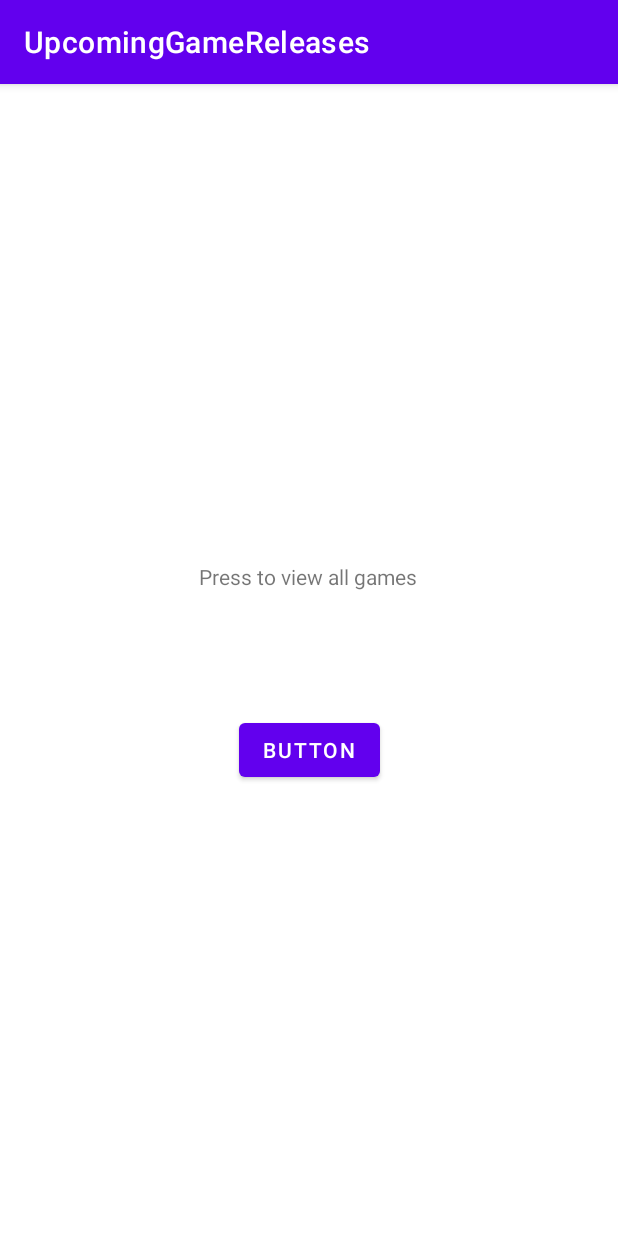
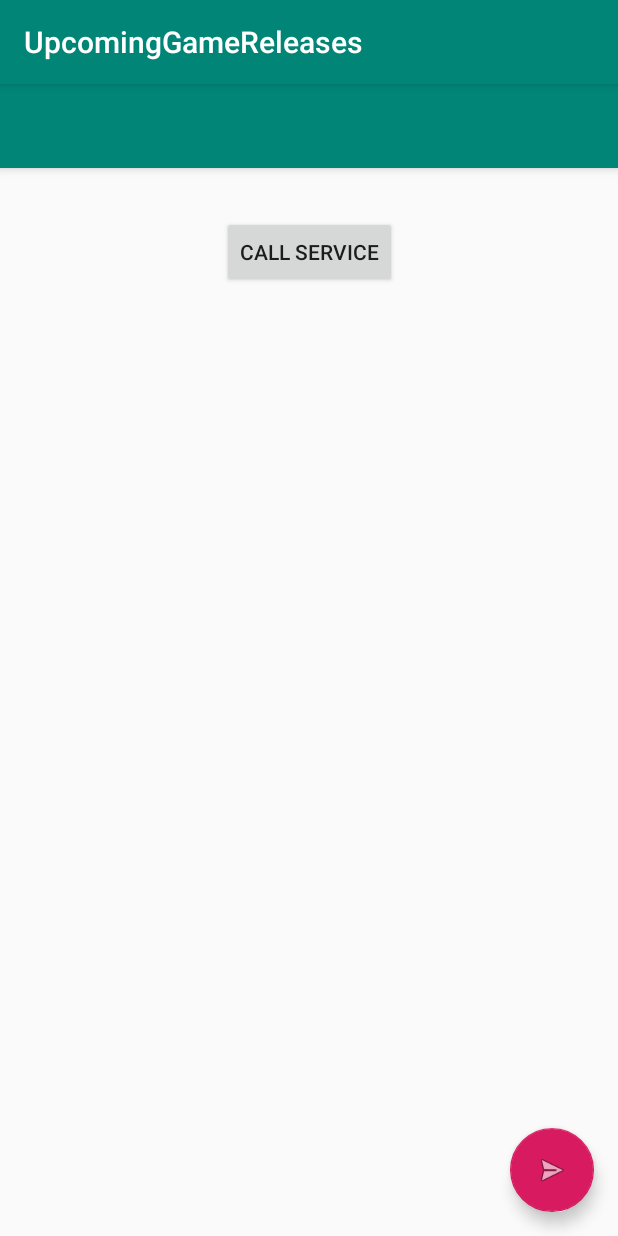
Before and after one commit to carney93/EADCA2_Android, an Android app: the screen it shows after launch (MainActivity), on a phone screen of 412 x 824 dp. Run offline under Robolectric (Android 15) with nearby library versions, the phone set to English and light mode, and no system bars; our stand-ins replace Volley.

```diff
--- a/app/build.gradle
+++ b/app/build.gradle
@@ -29,7 +29,8 @@ android {
 }
 
 dependencies {
-
+    implementation 'com.android.volley:volley:1.1.1'
+    implementation 'com.google.code.gson:gson:2.8.6'
     implementation 'androidx.appcompat:appcompat:1.2.0'
     implementation 'com.google.android.material:material:1.3.0'
     implementation 'androidx.constraintlayout:constraintlayout:2.0.4'
--- a/app/src/main/AndroidManifest.xml
+++ b/app/src/main/AndroidManifest.xml
@@ -1,6 +1,9 @@
 <?xml version="1.0" encoding="utf-8"?>
 <manifest xmlns:android="http://schemas.android.com/apk/res/android"
     package="com.example.upcominggamereleases">
+    <uses-permission
+        android:name="android.permission.INTERNET">
+    </uses-permission>
 
     <application
         android:allowBackup="true"
@@ -8,7 +11,7 @@
         android:label="@string/app_name"
         android:roundIcon="@mipmap/ic_launcher_round"
         android:supportsRtl="true"
-        android:theme="@style/Theme.UpcomingGameReleases">
+        android:theme="@style/AppTheme">
         <activity android:name=".MainActivity">
             <intent-filter>
                 <action android:name="android.intent.action.MAIN" />
@@ -18,4 +21,5 @@
         </activity>
     </application>
 
+
 </manifest>
--- a/app/src/main/res/layout/activity_main.xml
+++ b/app/src/main/res/layout/activity_main.xml
@@ -1,60 +1,33 @@
 <?xml version="1.0" encoding="utf-8"?>
-<androidx.constraintlayout.widget.ConstraintLayout xmlns:android="http://schemas.android.com/apk/res/android"
+<androidx.coordinatorlayout.widget.CoordinatorLayout xmlns:android="http://schemas.android.com/apk/res/android"
     xmlns:app="http://schemas.android.com/apk/res-auto"
     xmlns:tools="http://schemas.android.com/tools"
     android:layout_width="match_parent"
     android:layout_height="match_parent"
     tools:context=".MainActivity">
 
-    <TextView
-        android:id="@+id/hello_text"
+    <com.google.android.material.appbar.AppBarLayout
+        android:layout_width="match_parent"
+        android:layout_height="wrap_content"
+        android:theme="@style/AppTheme.AppBarOverlay">
+
+        <androidx.appcompat.widget.Toolbar
+            android:id="@+id/toolbar"
+            android:layout_width="match_parent"
+            android:layout_height="?attr/actionBarSize"
+            android:background="?attr/colorPrimary"
+            app:popupTheme="@style/AppTheme.PopupOverlay" />
+
+    </com.google.android.material.appbar.AppBarLayout>
+
+    <include layout="@layout/content_main" />
+
+    <com.google.android.material.floatingactionbutton.FloatingActionButton
+        android:id="@+id/fab"
         android:layout_width="wrap_content"
         android:layout_height="wrap_content"
-        android:text="@string/hello_text"
-        app:layout_constraintBottom_toBottomOf="parent"
-        app:layout_constraintHorizontal_bias="0.498"
-        app:layout_constraintLeft_toLeftOf="parent"
-        app:layout_constraintRight_toRightOf="parent"
-        app:layout_constraintTop_toTopOf="parent"
-        app:layout_constraintVertical_bias="0.426" />
+        android:layout_gravity="bottom|end"
+        android:layout_margin="@dimen/fab_margin"
+        app:srcCompat="@android:drawable/ic_menu_send" />
 
-    <Button
-        android:id="@+id/button1"
-        android:layout_width="wrap_content"
-        android:layout_height="wrap_content"
-        android:layout_marginTop="68dp"
-        android:onClick="showAllGames"
-        android:text="Button"
-        app:layout_constraintBottom_toBottomOf="parent"
-        app:layout_constraintEnd_toEndOf="parent"
-        app:layout_constraintStart_toStartOf="parent"
-        app:layout_constraintTop_toBottomOf="@+id/hello_text"
-        app:layout_constraintVertical_bias="0.044" />
-
-    <TableLayout
-        android:id="@+id/table1"
-        android:layout_width="match_parent"
-        android:layout_height="match_parent"
-        app:layout_constraintBottom_toBottomOf="parent"
-        app:layout_constraintStart_toStartOf="parent"
-        app:layout_constraintTop_toBottomOf="@+id/hello_text"
-        app:layout_constraintVertical_bias="1.0">
-
-        <TableRow
-            android:layout_width="match_parent"
-            android:layout_height="match_parent" />
-
-        <TableRow
-            android:layout_width="match_parent"
-            android:layout_height="match_parent" />
-
-        <TableRow
-            android:layout_width="match_parent"
-            android:layout_height="match_parent" />
-
-        <TableRow
-            android:layout_width="match_parent"
-            android:layout_height="match_parent" />
-    </TableLayout>
-
-</androidx.constraintlayout.widget.ConstraintLayout>
+</androidx.coordinatorlayout.widget.CoordinatorLayout>
--- /dev/null
+++ b/app/src/main/res/layout/content_main.xml
@@ -0,0 +1,46 @@
+<?xml version="1.0" encoding="utf-8"?>
+<androidx.constraintlayout.widget.ConstraintLayout xmlns:android="http://schemas.android.com/apk/res/android"
+    xmlns:app="http://schemas.android.com/apk/res-auto"
+    xmlns:tools="http://schemas.android.com/tools"
+    android:layout_width="match_parent"
+    android:layout_height="match_parent"
+    app:layout_behavior="@string/appbar_scrolling_view_behavior"
+    tools:context=".MainActivity"
+    tools:showIn="@layout/activity_main">
+
+    <Button
+        android:id="@+id/callServiceButton"
+        android:layout_width="wrap_content"
+        android:layout_height="wrap_content"
+        android:layout_alignParentTop="true"
+        android:layout_centerHorizontal="true"
+        android:layout_marginTop="32dp"
+        android:nestedScrollingEnabled="true"
+        android:onClick="callService"
+        android:text="@string/call_button_text"
+        app:layout_constraintLeft_toLeftOf="parent"
+        app:layout_constraintRight_toRightOf="parent"
+        app:layout_constraintTop_toTopOf="parent" />
+
+    <TextView
+        android:id="@+id/outputTextView"
+        android:layout_width="wrap_content"
+        android:layout_height="wrap_content"
+        android:layout_below="@+id/callServiceButton"
+        android:layout_centerHorizontal="true"
+        android:layout_marginBottom="8dp"
+        android:layout_marginEnd="8dp"
+        android:layout_marginRight="132dp"
+        android:layout_marginStart="4dp"
+        android:layout_marginTop="32dp"
+        android:text=""
+        app:layout_constraintBottom_toBottomOf="parent"
+        app:layout_constraintEnd_toEndOf="parent"
+        app:layout_constraintHorizontal_bias="0.509"
+        app:layout_constraintRight_toRightOf="parent"
+        app:layout_constraintStart_toStartOf="parent"
+        app:layout_constraintTop_toBottomOf="@+id/callServiceButton"
+        app:layout_constraintVertical_bias="0.0"
+        android:layout_marginLeft="4dp" />
+
+</androidx.constraintlayout.widget.ConstraintLayout>
--- /dev/null
+++ b/app/src/main/res/menu/menu_main.xml
@@ -0,0 +1,5 @@
+<menu xmlns:android="http://schemas.android.com/apk/res/android"
+    xmlns:app="http://schemas.android.com/apk/res-auto"
+    xmlns:tools="http://schemas.android.com/tools"
+    tools:context="org.gc.helloworldvolleyclient.MainActivity">
+</menu>
--- a/app/src/main/res/values/colors.xml
+++ b/app/src/main/res/values/colors.xml
@@ -7,4 +7,7 @@
     <color name="teal_700">#FF018786</color>
     <color name="black">#FF000000</color>
     <color name="white">#FFFFFFFF</color>
+    <color name="colorPrimary">#008577</color>
+    <color name="colorPrimaryDark">#00574B</color>
+    <color name="colorAccent">#D81B60</color>
 </resources>
--- /dev/null
+++ b/app/src/main/res/values/dimens.xml
@@ -0,0 +1,3 @@
+<resources>
+    <dimen name="fab_margin">16dp</dimen>
+</resources>
--- a/app/src/main/res/values/strings.xml
+++ b/app/src/main/res/values/strings.xml
@@ -1,4 +1,5 @@
 <resources>
     <string name="app_name">UpcomingGameReleases</string>
     <string name="hello_text">Press to view all games</string>
+    <string name="call_button_text">Call Service</string>
 </resources>
--- /dev/null
+++ b/app/src/main/res/values/styles.xml
@@ -0,0 +1,20 @@
+<resources>
+
+    <!-- Base application theme. -->
+    <style name="AppTheme" parent="Theme.AppCompat.Light.DarkActionBar">
+        <!-- Customize your theme here. -->
+        <item name="colorPrimary">@color/colorPrimary</item>
+        <item name="colorPrimaryDark">@color/colorPrimaryDark</item>
+        <item name="colorAccent">@color/colorAccent</item>
+    </style>
+
+    <style name="AppTheme.NoActionBar">
+        <item name="windowActionBar">false</item>
+        <item name="windowNoTitle">true</item>
+    </style>
+
+    <style name="AppTheme.AppBarOverlay" parent="ThemeOverlay.AppCompat.Dark.ActionBar" />
+
+    <style name="AppTheme.PopupOverlay" parent="ThemeOverlay.AppCompat.Light" />
+
+</resources>
--- a/build.gradle
+++ b/build.gradle
@@ -6,7 +6,6 @@ buildscript {
     }
     dependencies {
         classpath "com.android.tools.build:gradle:4.1.0"
-
         // NOTE: Do not place your application dependencies here; they belong
         // in the individual module build.gradle files
     }
```
Also changed, not shown: app/src/main/java/com/example/upcominggamereleases/ApiCaller.java (deleted, +0 -37 lines), app/src/main/java/com/example/upcominggamereleases/ApiClient.java (added, +46 -0 lines), app/src/main/java/com/example/upcominggamereleases/MainActivity.java (+99 -9 lines), app/src/main/java/com/example/upcominggamereleases/Models/VideoGame.java (added, +7 -0 lines).
